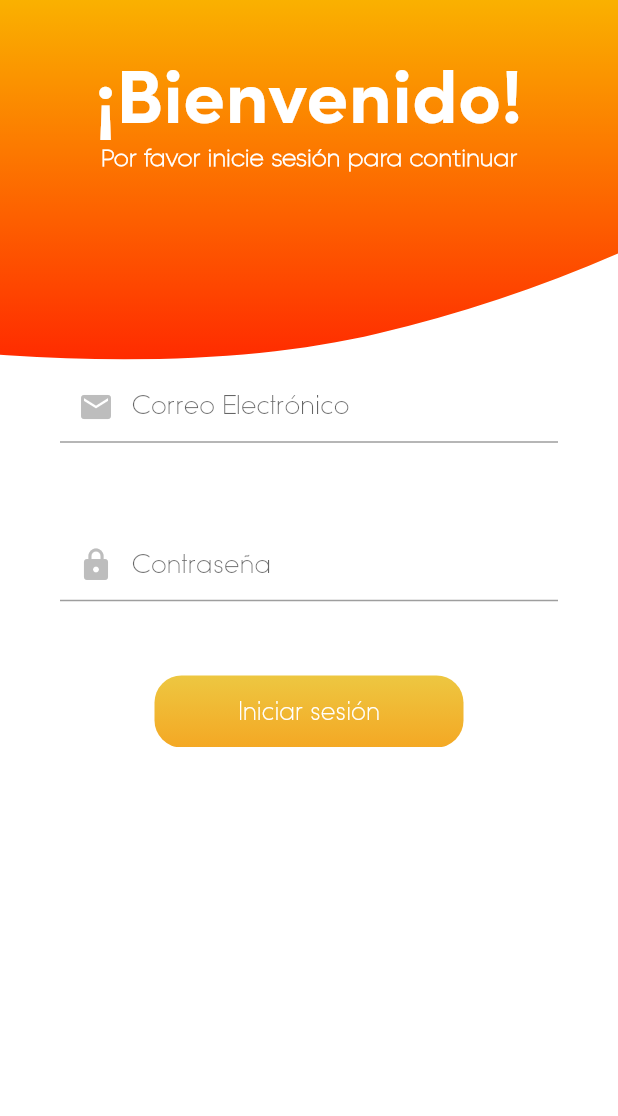
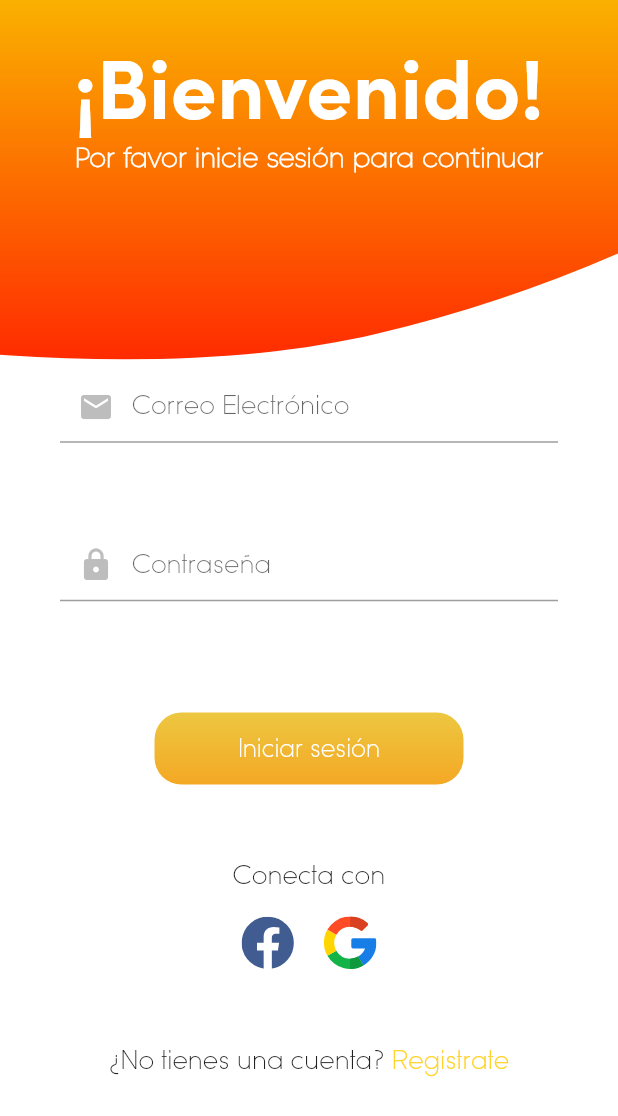
Before and after one commit to juanperezro1/los_girasoles_app, a Flutter app: the screen it shows after launch, after a tap on "Iniciar sesión", on a phone screen of 412 x 824 dp. Shown: the top 1116 px of the screen. Run offline on Flutter 3.47's test engine with Material 2 defaults, Android fonts, the phone set to English and light mode, and no system bars; our stand-ins replace flutter_svg.

Commit message:
login_ui

```diff
--- a/lib/Screens/Login/components/background.dart
+++ b/lib/Screens/Login/components/background.dart
@@ -8,7 +8,8 @@ class Background extends StatelessWidget {
   Widget build(BuildContext context) {
     Size size = MediaQuery.of(context).size;
     return Container(
-
+        height: size.height,
+        width: double.infinity,
         child: Stack(
           alignment: Alignment.center,
           children: <Widget>[
--- a/lib/Screens/Login/components/body.dart
+++ b/lib/Screens/Login/components/body.dart
@@ -1,5 +1,8 @@
 import 'package:flutter/material.dart';
+import 'package:flutter_svg/flutter_svg.dart';
+
 import 'package:los_girasoles_app/Screens/Login/components/background.dart';
+import 'package:los_girasoles_app/Screens/Login/components/preguntar_registro.dart';
 import 'package:los_girasoles_app/components/email_field_input.dart';
 import 'package:los_girasoles_app/components/password_field_input.dart';
 import 'package:los_girasoles_app/components/rounded_button.dart';
@@ -14,7 +17,7 @@ class Body extends StatelessWidget {
         child: Column(
           children: <Widget>[
             Container(
-          padding: EdgeInsets.symmetric(vertical: size.height * 0.03),
+              padding: EdgeInsets.symmetric(vertical: size.height * 0.02),
               alignment: Alignment.center,
               height: size.height * 0.2,
               child: Column(
@@ -24,7 +27,7 @@ class Body extends StatelessWidget {
                     style: TextStyle(
                         fontFamily: 'Sofia Pro',
                         color: Colors.white,
-                    fontSize: 50,
+                        fontSize: 55,
                         fontWeight: FontWeight.bold),
                   ),
                   Text(
@@ -32,7 +35,7 @@ class Body extends StatelessWidget {
                     style: TextStyle(
                         fontFamily: 'Gilroy',
                         color: Colors.white,
-                    fontSize: 16,
+                        fontSize: 18,
                         fontWeight: FontWeight.bold),
                   )
                 ],
@@ -45,12 +48,44 @@ class Body extends StatelessWidget {
                   PasswordField(
                     campo: "Contraseña",
                   ),
-              SizedBox(height: size.height * 0.06),
+                  SizedBox(height: size.height * 0.09),
                   RoundedButton(size: size)
                 ],
               ),
+            ),
+            SizedBox(
+              height: size.height * 0.06,
+            ),
+            Container(
+              child: Column(
+                children: <Widget>[
+                  Text(
+                    "Conecta con",
+                    style: TextStyle(fontFamily: 'Sofia Pro', fontSize: 19),
+                  ),
+                  SizedBox(height: size.height * 0.02,),
+                  Row(
+                    mainAxisAlignment: MainAxisAlignment.center,
+                    children: <Widget>[
+                      SvgPicture.asset('assets/icons/facebook.svg'),
+                      VerticalDivider(
+                        color: Colors.black,
+                        thickness: 2,
+                        width: 20,
+                      ),
+                      SvgPicture.asset('assets/icons/google.svg'),
+                    ],
                   )
                 ],
-    ))));
+              ),
+            ),
+            SizedBox(height: size.height * 0.06,),
+            PreguntaRegistrarse(
+              press: () {},
+            )
+          ],
+        ),
+      ),
+    ));
   }
 }
--- /dev/null
+++ b/lib/Screens/Login/components/preguntar_registro.dart
@@ -0,0 +1,35 @@
+import 'package:flutter/material.dart';
+import 'package:los_girasoles_app/constans.dart';
+
+class PreguntaRegistrarse extends StatelessWidget {
+  final bool login;
+  final Function press;
+  const PreguntaRegistrarse({
+    this.login = true,
+    this.press,
+    Key key,
+  }) : super(key: key);
+
+  @override
+  Widget build(BuildContext context) {
+    return Row(
+      mainAxisAlignment: MainAxisAlignment.center,
+      children: <Widget>[
+        Text(
+          login ? "¿No tienes una cuenta? " : "¿Ya tienes una cuenta?",
+          style: TextStyle(fontFamily: 'Sofia Pro', fontSize: 19),
+        ),
+        GestureDetector(
+            onTap: () {},
+            child: Text(
+              login ? "Registrate" : "Inicia sesión",
+              style: TextStyle(
+                fontFamily: 'Sofia Pro',
+                fontSize: 19,
+                color: Color(0xFFFFFD32A),
+              ),
+            )),
+      ],
+    );
+  }
+}
--- a/pubspec.yaml
+++ b/pubspec.yaml
@@ -75,6 +75,11 @@ flutter:
         - asset: assets/fonts/Sofia-Thin.ttf
           weight: 700
 
+    - family: Sofia
+      fonts:
+        - asset: assets/fonts/Sofia-Pro.ttf
+          weight: 700
+
 
     - family: Gilroy
       fonts:
```
Also changed, not shown: assets/icons/facebook.svg (added), assets/icons/google.svg (added). Lines whose indentation alone changed are shown as unchanged.
